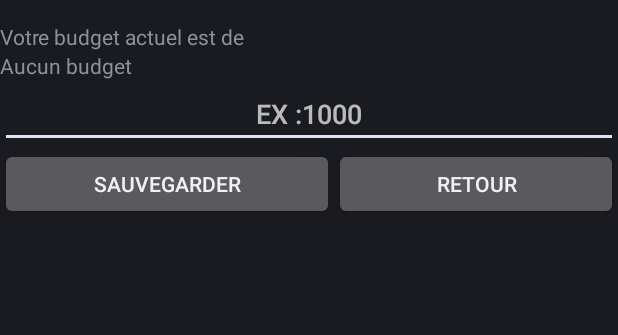
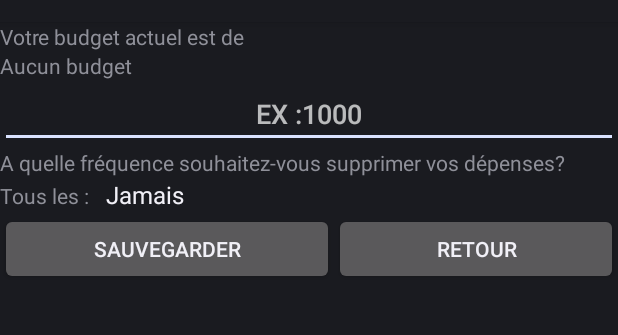
Before and after one commit to Samia-Mouatta/GoldenCompta, an Android app: the FormulaireBudget screen opened directly, with no data from a screen before it, on a phone screen of 412 x 824 dp, the part 62-397 px from its top. Run offline under Robolectric (Android 15) with nearby library versions, the phone set to English and light mode, and no system bars.

Commit message:
Mise à jour des dates des budgets fonctionnels + début du nettoyage des dépenses selon préferences Utilisateur

```diff
--- a/app/src/main/java/com/example/aurore/goldencompta/FormulaireBudget.java
+++ b/app/src/main/java/com/example/aurore/goldencompta/FormulaireBudget.java
@@ -10,10 +10,15 @@ import android.os.Bundle;
 import android.view.Menu;
 import android.view.MenuItem;
 import android.view.View;
+import android.widget.ArrayAdapter;
 import android.widget.Button;
 import android.widget.EditText;
+import android.widget.Spinner;
 import android.widget.TextView;
 import android.widget.Toast;
+
+import java.util.ArrayList;
+import java.util.List;
 
 import static com.example.aurore.goldencompta.MainActivity.BUDGET;
 import static com.example.aurore.goldencompta.MainActivity.CAMERA;
@@ -35,23 +40,47 @@ public class FormulaireBudget extends Activity {
 
         final String budget;
         final String BUD = "budget";
+        final String NETT = "dateNettoyage";
+        final String nettoyage;
         final Intent intent = new Intent();
         final Button save = (Button) findViewById(R.id.Save);
         final Button retour = (Button) findViewById(R.id.retour);
         final TextView montantActuel = (TextView) findViewById(R.id.MontantActuel);
         final EditText montant = (EditText) findViewById(R.id.montant);
+        final Spinner spinner = (Spinner) findViewById(R.id.spinnerChoix);
+
+        List<String> list = new ArrayList<String>();
+
+        list.add("Jamais");
+        list.add("1 mois");
+        list.add("6 mois");
+        list.add("1 ans");
+        list.add("2 ans");
+        list.add("3 ans");
+        list.add("Tout supprimer");
+
+        ArrayAdapter<String> dataAdapter = new ArrayAdapter<String>
+                (this, android.R.layout.simple_spinner_item,list);
+
+        dataAdapter.setDropDownViewResource
+                (android.R.layout.simple_spinner_dropdown_item);
+
+        spinner.setAdapter(dataAdapter);
 
         // AFFICHAGE DU BUDGET
         // On veut la chaîne de caractères d'identifiant FAVORITE_COLOR
         // Si on ne trouve pas cette valeur, on veut rendre "FFFFFF"
+
         SharedPreferences preferences = getSharedPreferences (BUD,0);
         budget = preferences.getString(BUD, "Aucun budget");
+
         montantActuel.setText(budget);
         //Listener sur le bouton valider pour mettre à jours le budget
         save.setOnClickListener(new View.OnClickListener() {
             @Override
             public void onClick(View v) {
                 String str = montant.getText().toString();
+                String dateNett = spinner.getSelectedItem().toString();
 
                 if (str.equals("")) {
                     Builder builder = new Builder(FormulaireBudget.this);
@@ -76,6 +105,7 @@ public class FormulaireBudget extends Activity {
                     montantActuel.setText(str);
 
                     intent.putExtra("NEWBUDGET", str);
+                    intent.putExtra("NEWDATENETTOYAGE", dateNett);
                     main.setResult(RESULT_OK, intent);
                     finish();
                 }
--- a/app/src/main/res/layout/formulaire_budget.xml
+++ b/app/src/main/res/layout/formulaire_budget.xml
@@ -45,6 +45,33 @@
         android:textAlignment="center"
         android:inputType="number"/>
 
+    <TextView
+        android:layout_width="match_parent"
+        android:layout_height="wrap_content"
+        android:text="A quelle fréquence souhaitez-vous supprimer vos dépenses? "
+        android:id="@+id/ParamActuel"/>
+
+    <LinearLayout xmlns:android="http://schemas.android.com/apk/res/android"
+        android:layout_width="fill_parent"
+        android:layout_height="wrap_content"
+        android:orientation="horizontal"
+        android:weightSum="1" >
+
+        <TextView
+            android:layout_width="0dp"
+            android:layout_height="wrap_content"
+            android:layout_weight=".6"
+            android:text="Tous les : "
+            android:id="@+id/Explication"/>
+
+
+        <Spinner
+            android:layout_width="match_parent"
+            android:layout_height="wrap_content"
+            android:id="@+id/spinnerChoix"/>
+
+    </LinearLayout>
+
     <LinearLayout
         android:layout_width="match_parent"
         android:layout_height="wrap_content">
--- a/app/src/main/res/layout/formulaire_depense.xml
+++ b/app/src/main/res/layout/formulaire_depense.xml
@@ -36,8 +36,6 @@
         android:layout_width="match_parent"
         android:layout_height="wrap_content"
         android:id="@+id/spinnerC"/>
-
-
 
     <DatePicker
         android:layout_width="wrap_content"
```
Also changed, not shown: app/src/main/java/com/example/aurore/goldencompta/Budget.java (+16 -7 lines), app/src/main/java/com/example/aurore/goldencompta/BudgetBDD.java (+47 -32 lines), app/src/main/java/com/example/aurore/goldencompta/Depense.java (+7 -0 lines), app/src/main/java/com/example/aurore/goldencompta/DepenseBDD.java (+57 -6 lines), app/src/main/java/com/example/aurore/goldencompta/FormulaireEditDepense.java (+6 -16 lines), app/src/main/java/com/example/aurore/goldencompta/MaBaseSQLite.java (+9 -16 lines), app/src/main/java/com/example/aurore/goldencompta/TableauDepense.java (+18 -6 lines).
